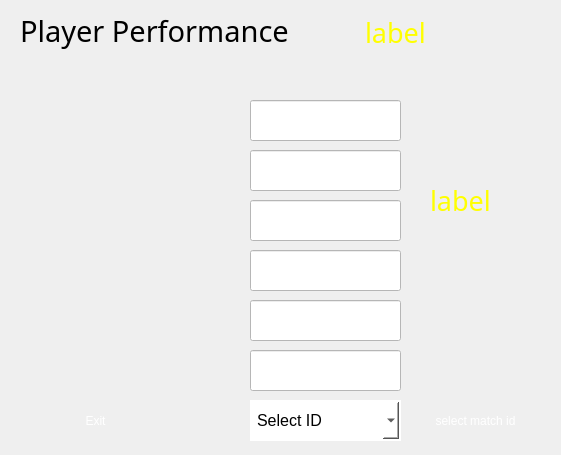
The window that playerperformance.ui (Projetcpp-2A11/LeagueManagementStudio) describes before a commit, drawn with Qt 5.
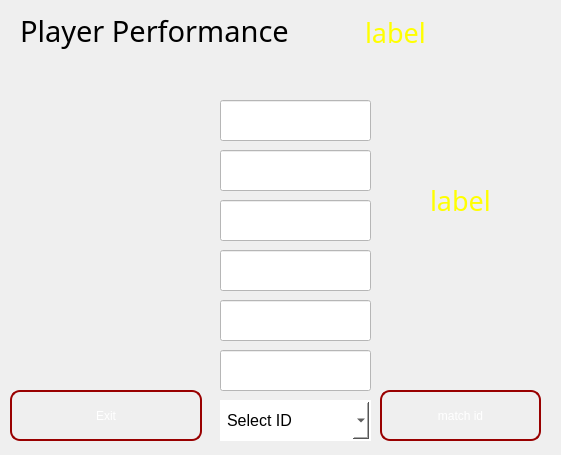
The same window after the commit. Icons and pictures are not drawn.

```diff
--- a/playerperformance.ui
+++ b/playerperformance.ui
@@ -55,7 +55,7 @@
    <widget class="QLineEdit" name="lineEditGoals">
     <property name="geometry">
      <rect>
-      <x>270</x>
+      <x>240</x>
       <y>110</y>
       <width>151</width>
       <height>41</height>
@@ -95,7 +95,7 @@
    <widget class="QLineEdit" name="lineEditAssists">
     <property name="geometry">
      <rect>
-      <x>270</x>
+      <x>240</x>
       <y>160</y>
       <width>151</width>
       <height>41</height>
@@ -135,7 +135,7 @@
    <widget class="QLineEdit" name="lineEditSaves">
     <property name="geometry">
      <rect>
-      <x>270</x>
+      <x>240</x>
       <y>210</y>
       <width>151</width>
       <height>41</height>
@@ -175,29 +175,52 @@
    <widget class="QPushButton" name="exitButton">
     <property name="geometry">
      <rect>
-      <x>60</x>
-      <y>410</y>
-      <width>111</width>
-      <height>41</height>
+      <x>30</x>
+      <y>400</y>
+      <width>192</width>
+      <height>51</height>
      </rect>
     </property>
     <property name="styleSheet">
      <string notr="true">QPushButton {
-background-color:qlineargradient(spread:pad, 
-                            x1:0, y1:0, x2:1, y2:1, 
-                            stop:0 rgba(255, 0, 0, 255), 
-                            stop:0.41 rgba(195, 22, 58, 255), 
-                            stop:1 rgba(255, 117, 0, 255));;  ;  
-border-radius:10px;
-color:white;
+    background: qlineargradient(spread:pad, 
+                                x1:0, y1:0, x2:1, y2:1, 
+                                stop:0 rgba(255, 0, 0, 255), 
+                                stop:0.41 rgba(195, 22, 58, 255), 
+                                stop:1 rgba(255, 117, 0, 255));
+    color: white;
+    border: 2px solid #990000;
+    border-radius: 10px;
+    padding: 12px 24px;
+    font: bold 14pt &quot;Segoe UI&quot;;
+    min-width: 140px;
+    cursor: pointer;
+    transition: all 0.3s ease; /* Transition fluide */
 }
+
+/* Hover effect */
 QPushButton:hover {
-    background-color:qlineargradient(x1: 0.25, y1: 0, x2: 0.75, y2: 1, 
-                            stop: 0 rgba(0, 255, 254, 255),     
-                            stop: 0.26 rgba(38, 170, 196, 255), 
-                            stop: 0.67 rgba(89, 85, 131, 255),
-                            stop: 1 rgba(0, 238, 255, 255));  
-}</string>
+    background: qlineargradient(spread:pad, 
+                                x1:0.25, y1:0, x2:0.75, y2:1, 
+                                stop:0 rgba(0, 255, 254, 255),     
+                                stop:0.26 rgba(38, 170, 196, 255), 
+                                stop:0.67 rgba(89, 85, 131, 255),
+                                stop:1 rgba(0, 238, 255, 255));
+    border: 2px solid #ff0004; /* Border change on hover */
+    color: #ffffff;
+    font-weight: bold;
+}
+
+/* Pressed effect */
+QPushButton:pressed {
+    background-color: #cc0000;
+    border: 2px solid #990000;
+    color: white;
+    padding-left: 14px;
+    padding-top: 14px;
+    box-shadow: inset 0 0 10px rgba(0, 0, 0, 0.2); /* Shadow on press */
+}
+</string>
     </property>
     <property name="text">
      <string>Exit</string>
@@ -230,7 +253,7 @@
    <widget class="QLineEdit" name="lineEditYellows">
     <property name="geometry">
      <rect>
-      <x>270</x>
+      <x>240</x>
       <y>260</y>
       <width>151</width>
       <height>41</height>
@@ -270,7 +293,7 @@
    <widget class="QLineEdit" name="lineEditReds">
     <property name="geometry">
      <rect>
-      <x>270</x>
+      <x>240</x>
       <y>310</y>
       <width>151</width>
       <height>41</height>
@@ -310,7 +333,7 @@
    <widget class="QLineEdit" name="labelPlayTimeValue">
     <property name="geometry">
      <rect>
-      <x>270</x>
+      <x>240</x>
       <y>360</y>
       <width>151</width>
       <height>41</height>
@@ -374,7 +397,7 @@
    <widget class="QComboBox" name="matchComboBox">
     <property name="geometry">
      <rect>
-      <x>270</x>
+      <x>240</x>
       <y>410</y>
       <width>151</width>
       <height>41</height>
@@ -438,32 +461,55 @@
    <widget class="QPushButton" name="selectMatchButton">
     <property name="geometry">
      <rect>
-      <x>440</x>
-      <y>410</y>
-      <width>111</width>
-      <height>41</height>
+      <x>400</x>
+      <y>400</y>
+      <width>161</width>
+      <height>51</height>
      </rect>
     </property>
     <property name="styleSheet">
      <string notr="true">QPushButton {
-background-color:qlineargradient(spread:pad, 
-                            x1:0, y1:0, x2:1, y2:1, 
-                            stop:0 rgba(255, 0, 0, 255), 
-                            stop:0.41 rgba(195, 22, 58, 255), 
-                            stop:1 rgba(255, 117, 0, 255));;  ;  
-border-radius:10px;
-color:white;
+    background: qlineargradient(spread:pad, 
+                                x1:0, y1:0, x2:1, y2:1, 
+                                stop:0 rgba(255, 0, 0, 255), 
+                                stop:0.41 rgba(195, 22, 58, 255), 
+                                stop:1 rgba(255, 117, 0, 255));
+    color: white;
+    border: 2px solid #990000;
+    border-radius: 10px;
+    padding: 10px 20px;
+    font: bold 14pt &quot;Segoe UI&quot;;
+    min-width: 100px;
+    cursor: pointer;
+    transition: all 0.3s ease; /* Transition fluide */
 }
+
+/* Hover effect */
 QPushButton:hover {
-    background-color:qlineargradient(x1: 0.25, y1: 0, x2: 0.75, y2: 1, 
-                            stop: 0 rgba(0, 255, 254, 255),     
-                            stop: 0.26 rgba(38, 170, 196, 255), 
-                            stop: 0.67 rgba(89, 85, 131, 255),
-                            stop: 1 rgba(0, 238, 255, 255));  
-}</string>
+    background: qlineargradient(spread:pad, 
+                                x1:0.25, y1:0, x2:0.75, y2:1, 
+                                stop:0 rgba(0, 255, 254, 255),     
+                                stop:0.26 rgba(38, 170, 196, 255), 
+                                stop:0.67 rgba(89, 85, 131, 255),
+                                stop:1 rgba(0, 238, 255, 255));
+    border: 2px solid #ff0004; /* Border change on hover */
+    color: #ffffff;
+    font-weight: bold;
+}
+
+/* Pressed effect */
+QPushButton:pressed {
+    background-color: #cc0000;
+    border: 2px solid #990000;
+    color: white;
+    padding-left: 10px;
+    padding-top: 10px;
+    box-shadow: inset 0 0 10px rgba(0, 0, 0, 0.2); /* Shadow on press */
+}
+</string>
     </property>
     <property name="text">
-     <string>select match id</string>
+     <string>match id</string>
     </property>
    </widget>
   </widget>
```
